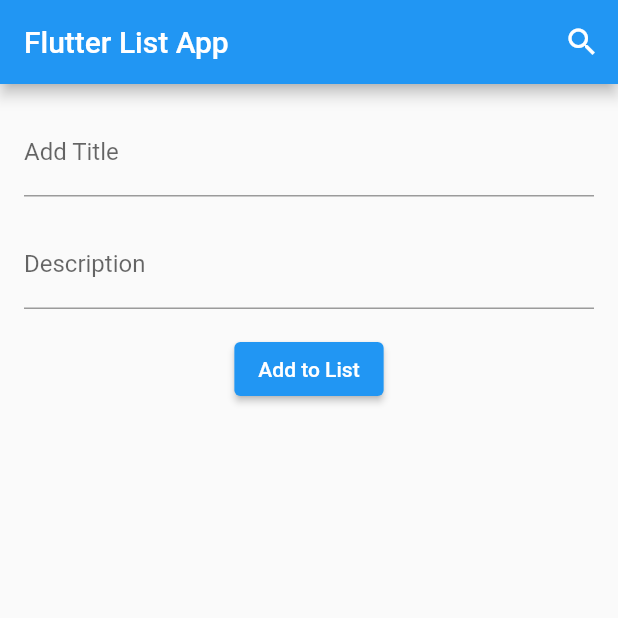
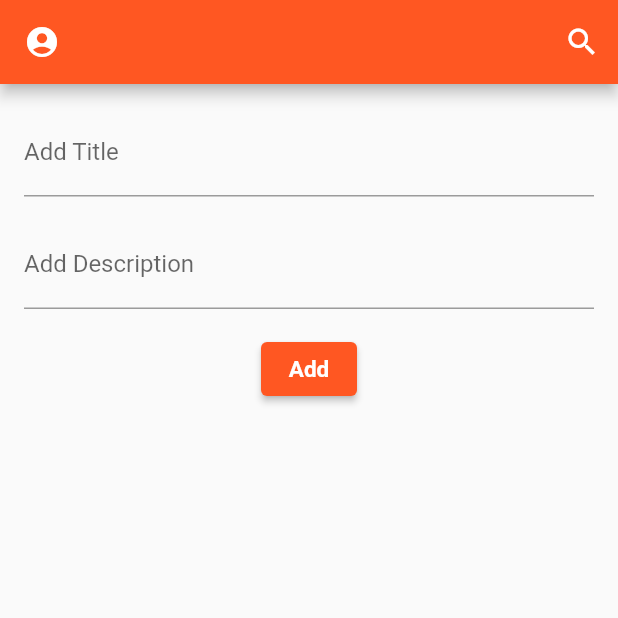
Before and after one commit to ob1Kenoobi/mod10-assignment, a Flutter app: the screen it shows after launch, on a phone screen of 412 x 824 dp, the top half of it. Run offline on Flutter 3.47's test engine with Material 2 defaults, Android fonts, the phone set to English and light mode, and no system bars.

Commit message:
added a validation check for empty list add and modified some color and font stuff.

```diff
--- a/lib/home_page.dart
+++ b/lib/home_page.dart
@@ -16,10 +16,10 @@ class _MyHomePageState extends State<MyHomePage> {
   Widget build(BuildContext context) {
     return Scaffold(
       appBar: AppBar(
-        title: Text('Flutter List App'),
+        leading: const Icon(Icons.account_circle_rounded),
         actions: [
           IconButton(
-            icon: Icon(Icons.search),
+            icon: const Icon(Icons.search),
             onPressed: () {
               // Handle search action
             },
@@ -33,24 +33,31 @@ class _MyHomePageState extends State<MyHomePage> {
           children: [
             TextField(
               controller: titleController,
-              decoration: InputDecoration(labelText: 'Add Title'),
+              decoration: const InputDecoration(labelText: 'Add Title'),
             ),
-            SizedBox(height: 16),
+            const SizedBox(height: 16),
             TextField(
               controller: descriptionController,
-              decoration: InputDecoration(labelText: 'Description'),
+              decoration: const InputDecoration(labelText: 'Add Description'),
             ),
-            SizedBox(height: 16),
+            const SizedBox(height: 16),
             Align(
               alignment: Alignment.center,
               child: ElevatedButton(
+                style: ElevatedButton.styleFrom(
+                  backgroundColor: Colors.deepOrange,
+                  textStyle: const TextStyle(
+                    fontSize: 15,
+                    fontWeight: FontWeight.bold,
+                  ),
+                ),
                 onPressed: () {
                   addItemToList();
                 },
-                child: Text('Add to List'),
+                child: const Text('Add'),
               ),
             ),
-            SizedBox(height: 16),
+            const SizedBox(height: 16),
             Expanded(
               child: ListView.builder(
                 itemCount: itemList.length,
@@ -66,7 +73,7 @@ class _MyHomePageState extends State<MyHomePage> {
                           deleteItemFromList(index);
                         },
                       ),
-                      Divider(),
+                      const Divider(),
                     ],
                   );
                 },
@@ -79,6 +86,9 @@ class _MyHomePageState extends State<MyHomePage> {
   }
 
   void addItemToList() {
+    // Check if both title and description are not empty
+    if (titleController.text.trim().isNotEmpty &&
+        descriptionController.text.trim().isNotEmpty) {
       setState(() {
         itemList.add({
           'title': titleController.text,
@@ -89,6 +99,26 @@ class _MyHomePageState extends State<MyHomePage> {
         titleController.clear();
         descriptionController.clear();
       });
+    } else {
+      // Show an alert or a message indicating that both fields are required
+      showDialog(
+        context: context,
+        builder: (BuildContext context) {
+          return AlertDialog(
+            title: const Text("Error"),
+            content: const Text("Both title and description are required."),
+            actions: [
+              TextButton(
+                onPressed: () {
+                  Navigator.pop(context);
+                },
+                child: const Text("OK"),
+              ),
+            ],
+          );
+        },
+      );
+    }
   }
 
   void updateItemInList(int index, Map<String, dynamic> updatedItem) {
--- a/lib/main.dart
+++ b/lib/main.dart
@@ -9,8 +9,9 @@ class MyApp extends StatelessWidget {
   @override
   Widget build(BuildContext context) {
     return MaterialApp(
+      debugShowCheckedModeBanner: false,
       theme: ThemeData(
-        primarySwatch: Colors.blue,
+        primarySwatch: Colors.deepOrange,
       ),
       home: MyHomePage(),
     );
```
Also changed, not shown: lib/edit_bottom_sheet.dart (+7 -6 lines), lib/list_item.dart (+19 -12 lines). Lines whose indentation alone changed are shown as unchanged.
